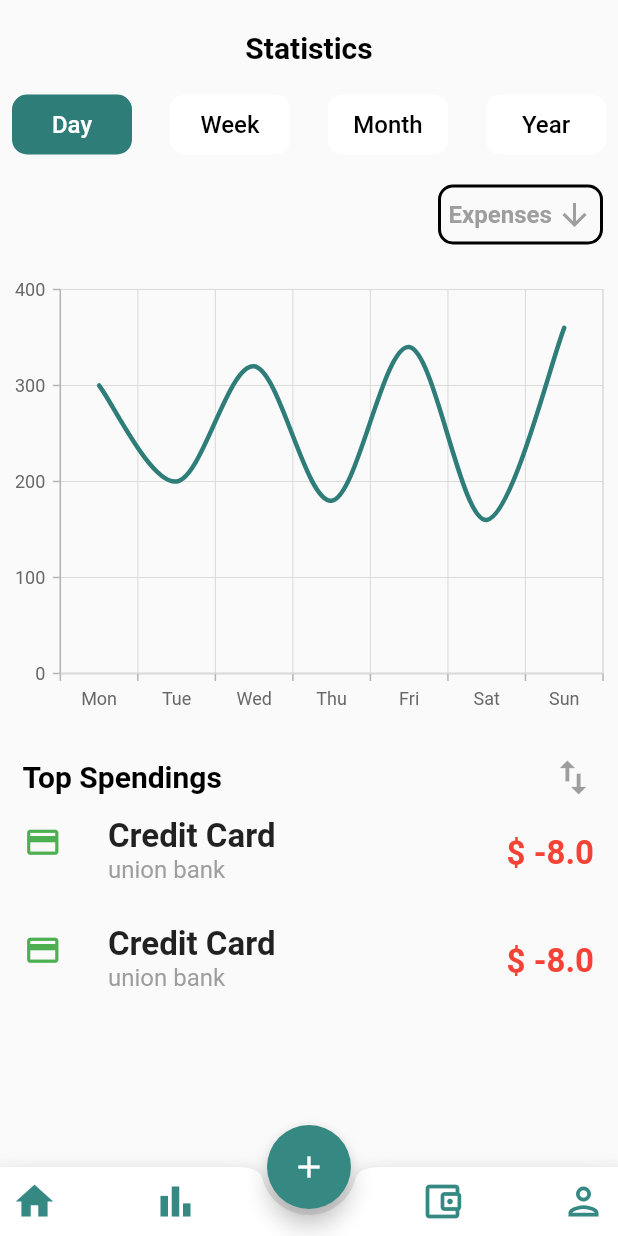
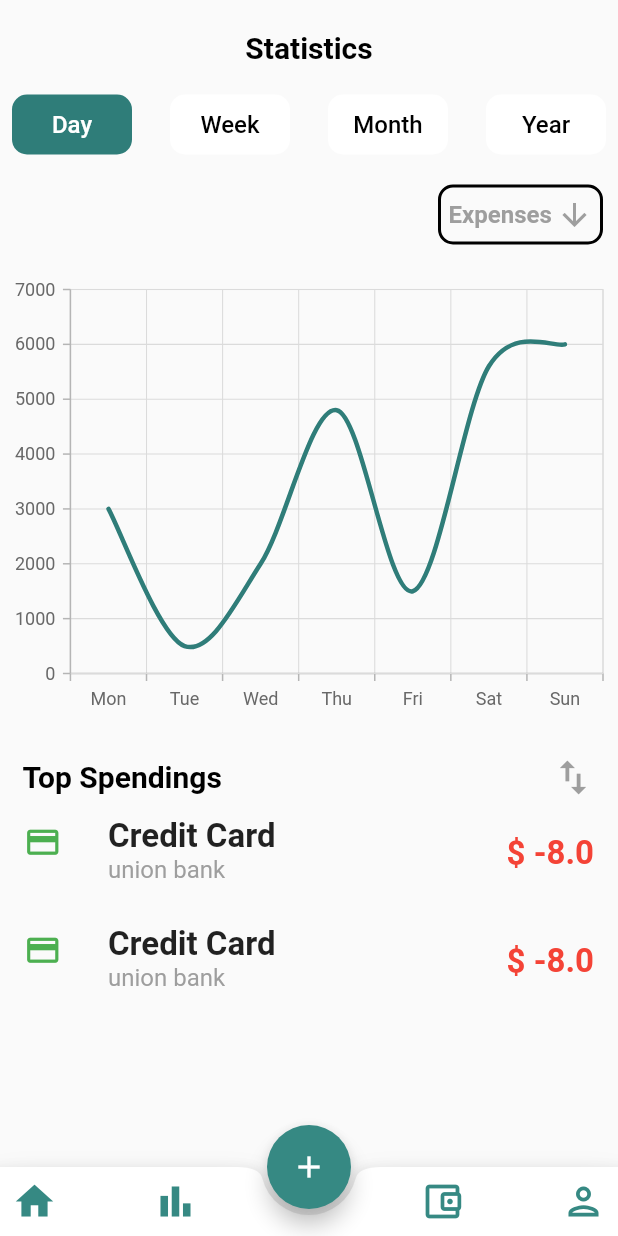
Before and after one commit to veera-1729/FinanceApp, a Flutter app: the screen it shows after launch, item 2 of the bottom bar chosen, on a phone screen of 412 x 824 dp. Run offline on Flutter 3.47's test engine with Material 2 defaults, Android fonts, the phone set to English and light mode, and no system bars; our stand-ins replace syncfusion_flutter_charts.

Commit message:
Initial Commit

```diff
--- a/lib/widgets/chart.dart
+++ b/lib/widgets/chart.dart
@@ -22,13 +22,13 @@ class _ChartState extends State<Chart> {
             color: Color.fromARGB(255, 47, 125, 121),
             width:3,
             dataSource: <SalesData>[
-              SalesData('Mon', 300),
-              SalesData('Tue', 200),
-              SalesData('Wed', 320),
-              SalesData('Thu', 180),
-              SalesData('Fri', 340),
-              SalesData('Sat', 160),
-              SalesData('Sun', 360),
+              SalesData('Mon', 3000),
+              SalesData('Tue', 500),
+              SalesData('Wed', 2000),
+              SalesData('Thu', 4800),
+              SalesData('Fri', 1500),
+              SalesData('Sat', 5600),
+              SalesData('Sun', 6000),
             ],
             xValueMapper: (SalesData sales,_) => sales.day,
             yValueMapper: (SalesData sales,_) => sales.sales,
```
Also changed, not shown: 1 other file.
